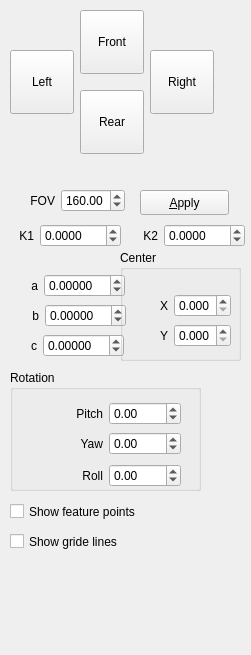
This is control2.ui in free6d1823/NavmCal as Qt 5 draws it before an edit. The edited form follows.
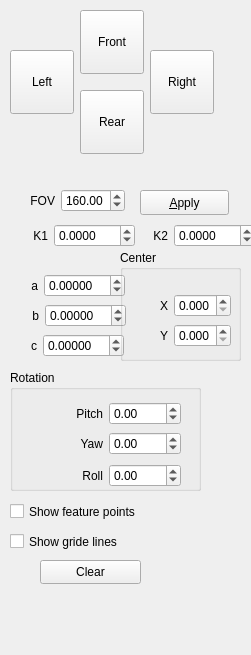
This is the edited form. Icons and pictures are not drawn.

```diff
--- a/control2.ui
+++ b/control2.ui
@@ -175,7 +175,7 @@
     <rect>
      <x>10</x>
      <y>220</y>
-     <width>111</width>
+     <width>125</width>
      <height>31</height>
     </rect>
    </property>
@@ -214,7 +214,7 @@
   <widget class="QWidget" name="horizontalLayoutWidget_3">
    <property name="geometry">
     <rect>
-     <x>120</x>
+     <x>130</x>
      <y>220</y>
      <width>125</width>
      <height>31</height>
@@ -645,6 +645,19 @@
     <string>&amp;Apply</string>
    </property>
   </widget>
+  <widget class="QToolButton" name="btnErase">
+   <property name="geometry">
+    <rect>
+     <x>40</x>
+     <y>560</y>
+     <width>101</width>
+     <height>24</height>
+    </rect>
+   </property>
+   <property name="text">
+    <string>Clear</string>
+   </property>
+  </widget>
  </widget>
  <resources>
   <include location="images.qrc"/>
```
Left out of the diff: 2 changed lines with no effect on the pictures.
